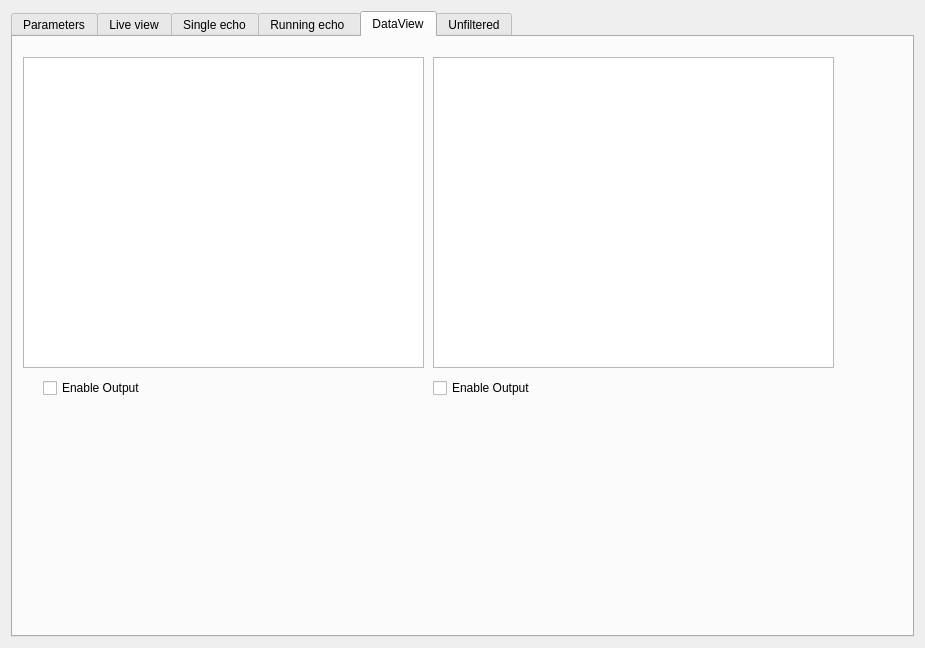
Qt form Hanse/Module_SonarLocalization/form_sonarlocalization.ui (iti-luebeck/HANSE2011) before a commit.
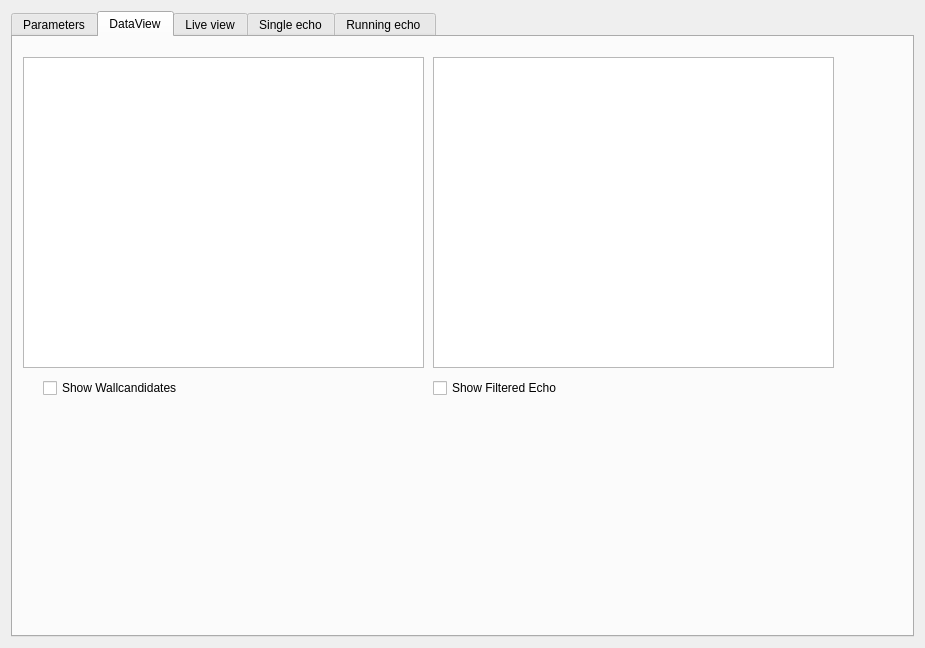
The same form after that commit. The open tabs and pages were chosen to show the change. Custom widgets are drawn as their Qt base class.

Patch:
```diff
--- a/Hanse/Module_SonarLocalization/form_sonarlocalization.ui
+++ b/Hanse/Module_SonarLocalization/form_sonarlocalization.ui
@@ -303,6 +303,57 @@
        </item>
       </layout>
      </widget>
+     <widget class="QWidget" name="tab_6">
+      <attribute name="title">
+       <string>DataView</string>
+      </attribute>
+      <widget class="QGraphicsViewExtended" name="graphicsView">
+       <property name="geometry">
+        <rect>
+         <x>10</x>
+         <y>20</y>
+         <width>401</width>
+         <height>311</height>
+        </rect>
+       </property>
+      </widget>
+      <widget class="QCheckBox" name="enableFilteredView">
+       <property name="geometry">
+        <rect>
+         <x>30</x>
+         <y>340</y>
+         <width>171</width>
+         <height>22</height>
+        </rect>
+       </property>
+       <property name="text">
+        <string>Show Wallcandidates</string>
+       </property>
+      </widget>
+      <widget class="QCheckBox" name="enableUnfilteredOutput">
+       <property name="geometry">
+        <rect>
+         <x>420</x>
+         <y>340</y>
+         <width>161</width>
+         <height>22</height>
+        </rect>
+       </property>
+       <property name="text">
+        <string>Show Filtered Echo</string>
+       </property>
+      </widget>
+      <widget class="QGraphicsViewExtended" name="unfilteredView">
+       <property name="geometry">
+        <rect>
+         <x>420</x>
+         <y>20</y>
+         <width>401</width>
+         <height>311</height>
+        </rect>
+       </property>
+      </widget>
+     </widget>
      <widget class="QWidget" name="tab_3">
       <attribute name="title">
        <string>Live view</string>
@@ -469,62 +520,6 @@
        </item>
       </layout>
      </widget>
-     <widget class="QWidget" name="tab_6">
-      <attribute name="title">
-       <string>DataView</string>
-      </attribute>
-      <widget class="QGraphicsViewExtended" name="graphicsView">
-       <property name="geometry">
-        <rect>
-         <x>10</x>
-         <y>20</y>
-         <width>401</width>
-         <height>311</height>
-        </rect>
-       </property>
-      </widget>
-      <widget class="QCheckBox" name="enableFilteredView">
-       <property name="geometry">
-        <rect>
-         <x>30</x>
-         <y>340</y>
-         <width>131</width>
-         <height>22</height>
-        </rect>
-       </property>
-       <property name="text">
-        <string>Enable Output</string>
-       </property>
-      </widget>
-      <widget class="QCheckBox" name="enableUnfilteredOutput">
-       <property name="geometry">
-        <rect>
-         <x>420</x>
-         <y>340</y>
-         <width>151</width>
-         <height>22</height>
-        </rect>
-       </property>
-       <property name="text">
-        <string>Enable Output</string>
-       </property>
-      </widget>
-      <widget class="QGraphicsViewExtended" name="unfilteredView">
-       <property name="geometry">
-        <rect>
-         <x>420</x>
-         <y>20</y>
-         <width>401</width>
-         <height>311</height>
-        </rect>
-       </property>
-      </widget>
-     </widget>
-     <widget class="QWidget" name="tab_7">
-      <attribute name="title">
-       <string>Unfiltered</string>
-      </attribute>
-     </widget>
     </widget>
    </item>
   </layout>
```
Left out of the diff: 2 changed lines with no effect on the pictures.
